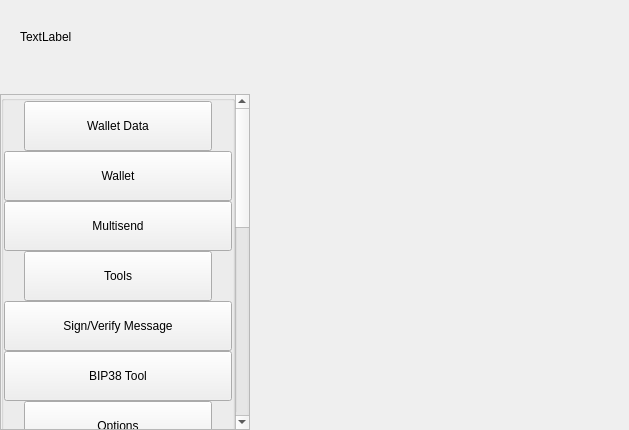
Qt form src/qt/vitae/settings/forms/settingswidget.ui (VitaeTeam/Vitae) before a commit.
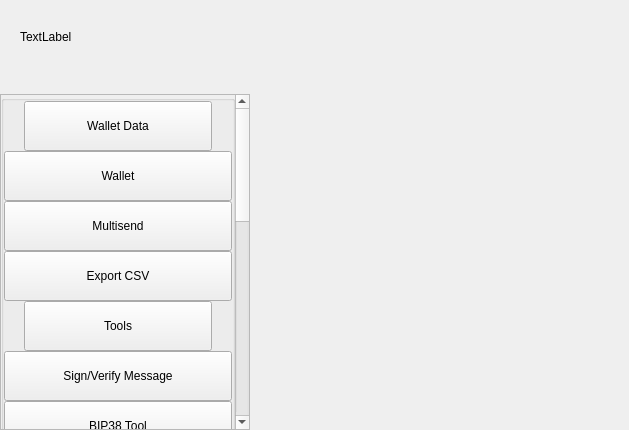
The same form after that commit.

Commit message:
[GUI] Export csv file for all transactions.
# Conflicts:
#	src/Makefile.qt.include
#	src/qt/vitae/settings/forms/settingsexportcsv.ui
#	src/qt/vitae/settings/settingsexportcsv.cpp
#	src/qt/vitae/settings/settingsexportcsv.h
#	src/qt/vitae/settings/settingswidget.h

What changed in the file:
```diff
--- a/src/qt/vitae/settings/forms/settingswidget.ui
+++ b/src/qt/vitae/settings/forms/settingswidget.ui
@@ -310,6 +310,34 @@
                         </property>
                        </widget>
                       </item>
+                      <item>
+                       <widget class="QPushButton" name="pushButtonExportCsv">
+                        <property name="minimumSize">
+                         <size>
+                          <width>0</width>
+                          <height>50</height>
+                         </size>
+                        </property>
+                        <property name="maximumSize">
+                         <size>
+                          <width>16777215</width>
+                          <height>50</height>
+                         </size>
+                        </property>
+                        <property name="focusPolicy">
+                         <enum>Qt::NoFocus</enum>
+                        </property>
+                        <property name="text">
+                         <string>Export CSV</string>
+                        </property>
+                        <property name="checkable">
+                         <bool>true</bool>
+                        </property>
+                        <property name="autoExclusive">
+                         <bool>false</bool>
+                        </property>
+                       </widget>
+                      </item>
                      </layout>
                     </widget>
                    </item>
```
The commit also changes 6 other files.
